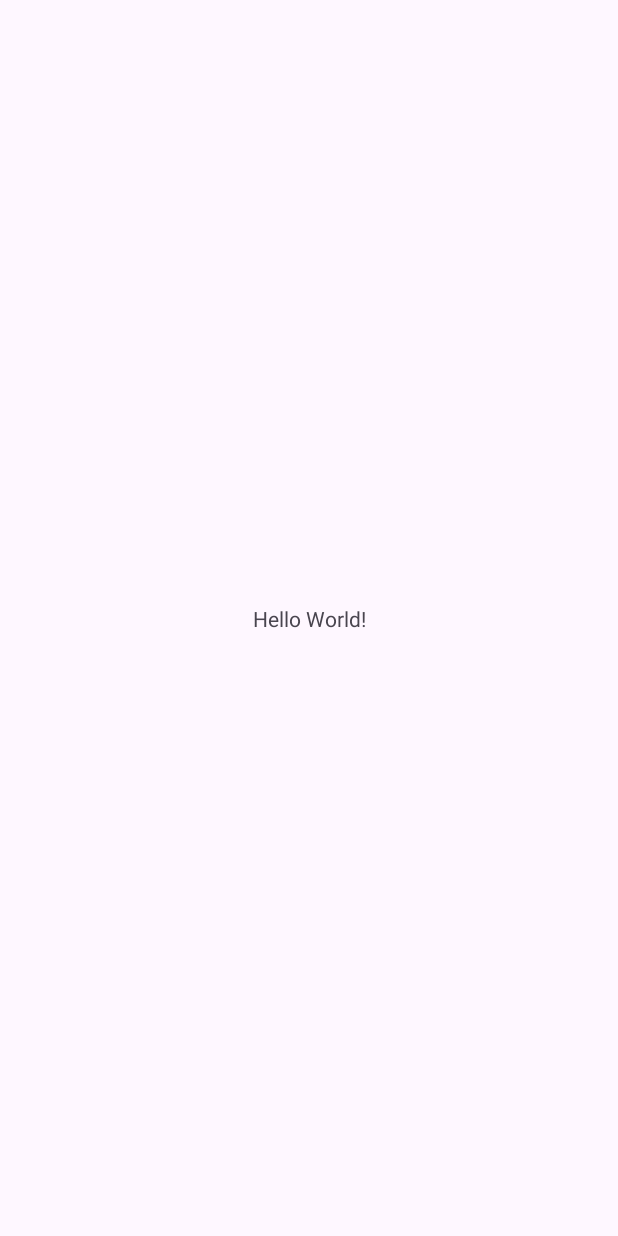
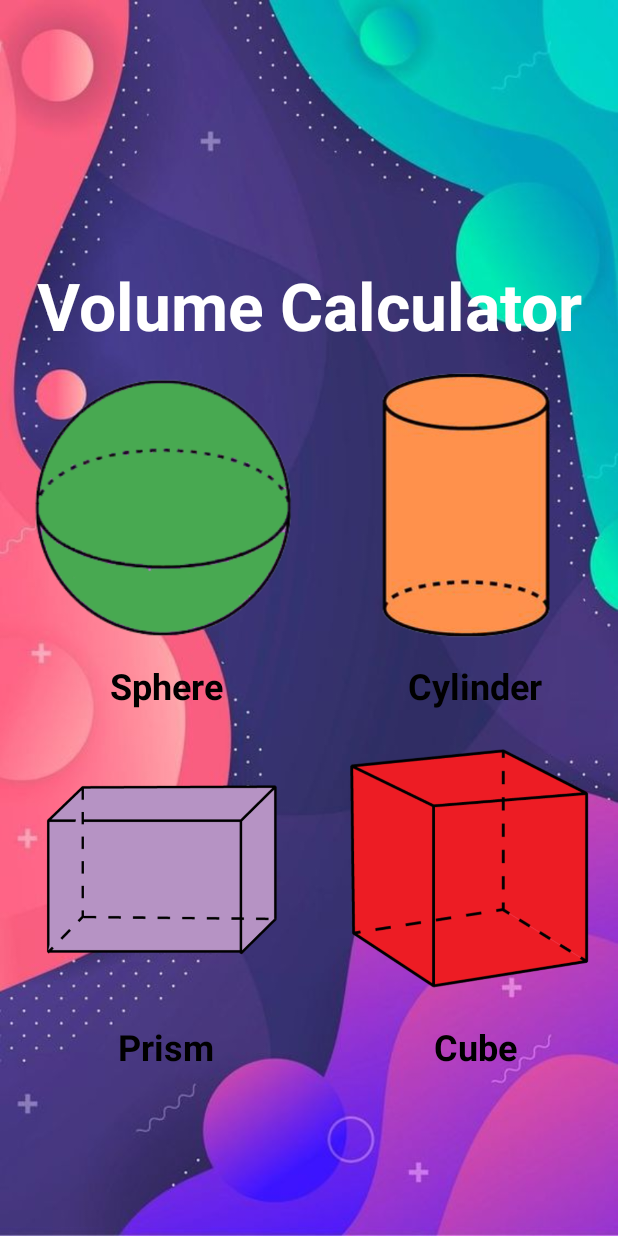
Before and after one commit to RobertBeraru/AndroidPlayground, an Android app: the screen it shows after launch (MainActivity), on a phone screen of 412 x 824 dp. Before the commit the screen is almost empty. Run offline under Robolectric (Android 15) with nearby library versions, the phone set to English and light mode, and no system bars.

Commit message:
Added Sphere and Cylinder function and activities

```diff
--- a/gradle/libs.versions.toml
+++ b/gradle/libs.versions.toml
@@ -1,5 +1,5 @@
 [versions]
-agp = "8.4.0"
+agp = "8.13.0"
 junit = "4.13.2"
 junitVersion = "1.3.0"
 espressoCore = "3.7.0"
--- a/volumeapp/src/main/AndroidManifest.xml
+++ b/volumeapp/src/main/AndroidManifest.xml
@@ -8,6 +8,12 @@
         android:roundIcon="@mipmap/ic_launcher_round"
         android:supportsRtl="true"
         android:theme="@style/Theme.AndroidPlayground">
+        <activity
+            android:name=".Cylinder"
+            android:exported="false" />
+        <activity
+            android:name=".Sphere"
+            android:exported="false" />
         <activity
             android:name=".MainActivity"
             android:exported="true">
--- a/volumeapp/src/main/java/com/example/volumeapp/MainActivity.java
+++ b/volumeapp/src/main/java/com/example/volumeapp/MainActivity.java
@@ -1,6 +1,10 @@
 package com.example.volumeapp;
 
+import android.content.Intent;
 import android.os.Bundle;
+import android.view.View;
+import android.widget.AdapterView;
+import android.widget.GridView;
 
 import androidx.activity.EdgeToEdge;
 import androidx.appcompat.app.AppCompatActivity;
@@ -8,17 +12,66 @@ import androidx.core.graphics.Insets;
 import androidx.core.view.ViewCompat;
 import androidx.core.view.WindowInsetsCompat;
 
+import java.util.ArrayList;
+
 public class MainActivity extends AppCompatActivity {
+
+    // 1 - AdapterView: GridView
+    GridView gridView;
+
+    // 2 - Data Source: ArrayList<Shape>
+    ArrayList<Shape> shapeArrayList;
+    private static MyCustomAdapter adapter;
 
     @Override
     protected void onCreate(Bundle savedInstanceState) {
         super.onCreate(savedInstanceState);
         EdgeToEdge.enable(this);
         setContentView(R.layout.activity_main);
-        ViewCompat.setOnApplyWindowInsetsListener(findViewById(R.id.main), (v, insets) -> {
-            Insets systemBars = insets.getInsets(WindowInsetsCompat.Type.systemBars());
-            v.setPadding(systemBars.left, systemBars.top, systemBars.right, systemBars.bottom);
-            return insets;
+
+        gridView = findViewById(R.id.gridView);
+
+        shapeArrayList = new ArrayList<>();
+
+        Shape s1 = new Shape(R.drawable.sphere, "Sphere");
+        Shape s2 = new Shape(R.drawable.cylinder, "Cylinder");
+        Shape s3 = new Shape(R.drawable.prism, "Prism");
+        Shape s4 = new Shape(R.drawable.cube, "Cube");
+
+        shapeArrayList.add(s1);
+        shapeArrayList.add(s2);
+        shapeArrayList.add(s3);
+        shapeArrayList.add(s4);
+
+        adapter = new MyCustomAdapter(shapeArrayList, getApplicationContext());
+        gridView.setAdapter(adapter);
+        gridView.setNumColumns(2);
+
+        gridView.setOnItemClickListener(new AdapterView.OnItemClickListener() {
+            @Override
+            public void onItemClick(AdapterView<?> parent, View view, int position, long id) {
+                Shape clickedShape = shapeArrayList.get(position);
+                String shapeName = clickedShape.getShapeName();
+                Intent intent;
+
+                switch (shapeName) {
+                    case "Sphere":
+                        intent = new Intent(MainActivity.this, Sphere.class);
+                        break;
+                    case "Cylinder":
+                        intent = new Intent(MainActivity.this, Cylinder.class);
+                        break;
+//                    case "Prism":
+//                        intent = new Intent(MainActivity.this, Prism.class);
+//                        break;
+//                    case "Cube":
+//                        intent = new Intent(MainActivity.this, Cube.class);
+//                        break;
+                    default:
+                        return; // no action for unknown shape name
+                }
+                startActivity(intent);
+            }
         });
     }
 }
--- /dev/null
+++ b/volumeapp/src/main/java/com/example/volumeapp/MyCustomAdapter.java
@@ -0,0 +1,62 @@
+package com.example.volumeapp;
+
+import android.content.Context;
+import android.view.LayoutInflater;
+import android.view.View;
+import android.view.ViewGroup;
+import android.widget.ArrayAdapter;
+import android.widget.ImageView;
+import android.widget.TextView;
+
+import androidx.annotation.NonNull;
+import androidx.annotation.Nullable;
+
+import java.util.ArrayList;
+
+public class MyCustomAdapter extends ArrayAdapter<Shape> {
+
+    private ArrayList<Shape> shapesArrayList;
+    Context context;
+
+    public MyCustomAdapter( ArrayList<Shape> shapesArrayList, Context context) {
+        super(context, R.layout.grid_item_layout,shapesArrayList);
+        this.shapesArrayList = shapesArrayList;
+        this.context = context;
+    }
+
+    //View Holder:
+    private static class MyViewHolder {
+        TextView shapeName;
+        ImageView shapeImage;
+    }
+
+    @NonNull
+    @Override
+    public View getView(int position, @Nullable View convertView, @NonNull ViewGroup parent) {
+        Shape shapes = getItem(position);
+        MyViewHolder myViewHolder;
+        final View result;
+
+        if(convertView == null){
+            myViewHolder = new MyViewHolder();
+            LayoutInflater inflater = LayoutInflater.from(getContext());
+            convertView = inflater.inflate(R.layout.grid_item_layout, parent,false);
+
+            myViewHolder.shapeName = (TextView) convertView.findViewById(R.id.textView);
+            myViewHolder.shapeImage = (ImageView) convertView.findViewById(R.id.imageView);
+
+            result = convertView;
+
+            convertView.setTag(myViewHolder);
+
+        } else {
+            myViewHolder = (MyViewHolder) convertView.getTag();
+            result = convertView;
+        }
+
+        myViewHolder.shapeName.setText(shapes.getShapeName());
+        myViewHolder.shapeImage.setImageResource(shapes.getShapeImage());
+
+        return result;
+    }
+}
--- /dev/null
+++ b/volumeapp/src/main/java/com/example/volumeapp/Shape.java
@@ -0,0 +1,30 @@
+package com.example.volumeapp;
+
+//This class is acting as: "Model Class"
+// it represents the data structure or individual data items
+// that your adapter is going to display
+public class Shape {
+    int shapeImage;
+    String shapeName;
+
+    public Shape(int shapeImage, String shapeName) {
+        this.shapeImage = shapeImage;
+        this.shapeName = shapeName;
+    }
+
+    public int getShapeImage() {
+        return shapeImage;
+    }
+
+    public void setShapeImage(int shapeImg) {
+        this.shapeImage = shapeImage;
+    }
+
+    public String getShapeName() {
+        return shapeName;
+    }
+
+    public void setShapeName(String shapeName) {
+        this.shapeName = shapeName;
+    }
+}
--- a/volumeapp/src/main/res/layout/activity_main.xml
+++ b/volumeapp/src/main/res/layout/activity_main.xml
@@ -5,15 +5,32 @@
     android:id="@+id/main"
     android:layout_width="match_parent"
     android:layout_height="match_parent"
+    android:background="@drawable/background"
+    android:fitsSystemWindows="true"
     tools:context=".MainActivity">
 
+
     <TextView
-        android:layout_width="wrap_content"
+        android:id="@+id/title"
+        android:layout_width="0dp"
         android:layout_height="wrap_content"
-        android:text="Hello World!"
-        app:layout_constraintBottom_toBottomOf="parent"
+        android:layout_marginTop="174dp"
+        android:gravity="center_horizontal"
+        android:text="Volume Calculator"
+        android:textColor="@color/white"
+        android:textSize="44sp"
+        android:textStyle="bold"
         app:layout_constraintEnd_toEndOf="parent"
         app:layout_constraintStart_toStartOf="parent"
         app:layout_constraintTop_toTopOf="parent" />
 
+    <GridView
+        android:id="@+id/gridView"
+        android:layout_width="0dp"
+        android:layout_height="515dp"
+        android:gravity="center_horizontal"
+        app:layout_constraintEnd_toEndOf="parent"
+        app:layout_constraintStart_toStartOf="parent"
+        app:layout_constraintTop_toBottomOf="@+id/title" />
+
 </androidx.constraintlayout.widget.ConstraintLayout>
--- /dev/null
+++ b/volumeapp/src/main/res/layout/grid_item_layout.xml
@@ -0,0 +1,34 @@
+<?xml version="1.0" encoding="utf-8"?>
+<androidx.constraintlayout.widget.ConstraintLayout xmlns:android="http://schemas.android.com/apk/res/android"
+    xmlns:app="http://schemas.android.com/apk/res-auto"
+    xmlns:tools="http://schemas.android.com/tools"
+    android:layout_width="wrap_content"
+    android:layout_height="wrap_content"
+    android:fitsSystemWindows="true">
+
+    <ImageView
+        android:id="@+id/imageView"
+        android:layout_width="180dp"
+        android:layout_height="180dp"
+
+        android:layout_marginStart="16dp"
+        android:layout_marginTop="16dp"
+        app:layout_constraintStart_toStartOf="parent"
+        app:layout_constraintTop_toTopOf="parent"
+        />
+
+    <TextView
+        android:id="@+id/textView"
+        android:layout_width="wrap_content"
+        android:layout_height="wrap_content"
+        android:layout_marginTop="12dp"
+        android:text="Text view"
+        android:textStyle="bold"
+        android:textColor="@color/black"
+        android:textSize="24dp"
+        app:layout_constraintEnd_toEndOf="@+id/imageView"
+        app:layout_constraintStart_toStartOf="@+id/imageView"
+        app:layout_constraintTop_toBottomOf="@+id/imageView" />
+
+
+</androidx.constraintlayout.widget.ConstraintLayout>
```
Also changed, not shown: volumeapp/src/main/java/com/example/volumeapp/Cylinder.java (added, +54 -0 lines), volumeapp/src/main/java/com/example/volumeapp/Sphere.java (added, +42 -0 lines), volumeapp/src/main/res/layout/activity_cylinder.xml (added, +79 -0 lines), volumeapp/src/main/res/layout/activity_sphere.xml (added, +62 -0 lines), gradle/wrapper/gradle-wrapper.properties, volumeapp/src/main/res/drawable/back2.jpg (added), volumeapp/src/main/res/drawable/background.jpg (added), volumeapp/src/main/res/drawable/cube.png (added), volumeapp/src/main/res/drawable/cylinder.png (added), volumeapp/src/main/res/drawable/prism.png (added), volumeapp/src/main/res/drawable/sphere.png (added).
